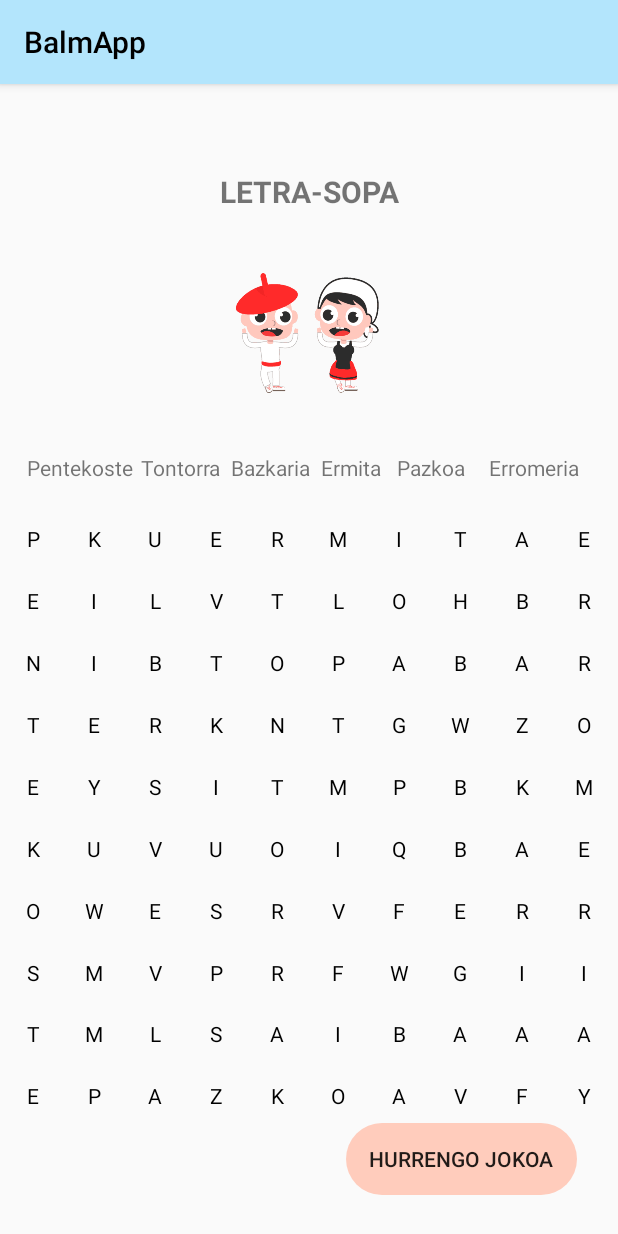
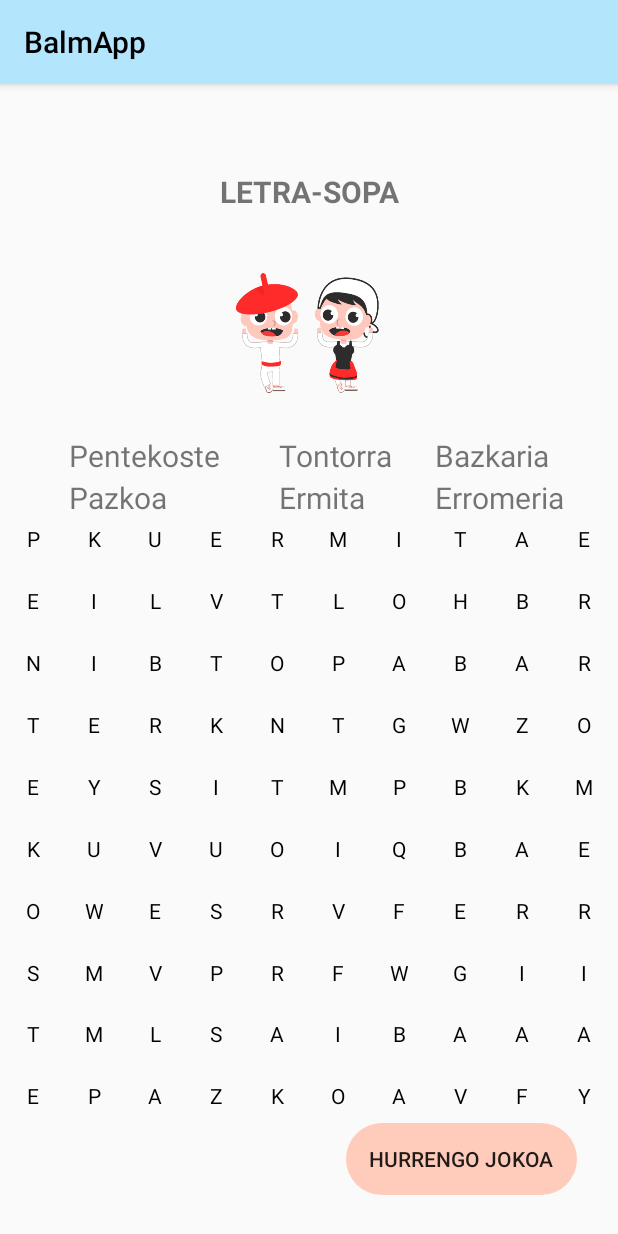
Before and after one commit to Oskar36/BalmApp, an Android app: the fragment f_kolitza_juego_sopaletras placed in its activity, on a phone screen of 412 x 824 dp. Run offline under Robolectric (Android 15) with nearby library versions, the phone set to English and light mode, and no system bars.

Commit message:
sopa de letras

```diff
--- a/app/src/main/java/com/example/balmapp/Linea.kt
+++ b/app/src/main/java/com/example/balmapp/Linea.kt
@@ -5,6 +5,7 @@ import android.graphics.Canvas
 import android.graphics.Color
 import android.graphics.Paint
 import android.os.SystemClock
+import android.text.style.LineHeightSpan
 import android.util.AttributeSet
 import android.view.LayoutInflater
 import android.view.MotionEvent
--- a/app/src/main/java/com/example/balmapp/f_jauregi_unir.kt
+++ b/app/src/main/java/com/example/balmapp/f_jauregi_unir.kt
@@ -75,6 +75,7 @@ class f_jauregi_unirjuego : Fragment() {
             crearLinea(binding.txtTextoFatxada,binding.txtTextoGambara)
         }
     }
+
     private fun crearLinea(txtinicion:TextView, textfin:TextView){
         if(linea!=null && !NavFrag.terminado_unir){
             linea!!.isGone=true
--- a/app/src/main/java/com/example/balmapp/f_kolitza_sopaletras.kt
+++ b/app/src/main/java/com/example/balmapp/f_kolitza_sopaletras.kt
@@ -354,7 +354,7 @@ class f_kolitza_juego_sopaletras : Fragment() {
             }
         }
     }
-    private fun unslectAllCells(){
+    /*private fun unslectAllCells(){
         val childCount = binding.wordsGrid.childCount
         for (i in 0 until childCount){
             val linearLayout: LinearLayout = binding.wordsGrid.getChildAt(i) as LinearLayout
@@ -362,7 +362,7 @@ class f_kolitza_juego_sopaletras : Fragment() {
                 linearLayout.getChildAt(t).background = ContextCompat.getDrawable(requireContext(), R.drawable.borde_unselected)
             }
         }
-    }
+    }*/
     private fun generateRandomLetters(){
         gridFlags = Array(gridSize) { BooleanArray(gridSize) { false } }
         foundWordsFlags = Array(gridSize) { BooleanArray(gridSize) { false } }
@@ -456,6 +456,15 @@ class f_kolitza_juego_sopaletras : Fragment() {
         var foundWordsFlags = Array(gridSize) { BooleanArray(gridSize) { false } }
 
         val wordArray = Array<Letra>(numWords) { Letra("") }
-        val words = arrayOf("ERMITA", "TONTORRA", "PAZKOA", "PENTEKOSTE","ERROMERIA","BAZKARIA")
+        val words = wordarray()
+        private fun wordarray():Array<String>{
+            val words:Array<String>
+            if(Locale.getDefault().language=="es"){
+                words = arrayOf("PASCUA", "CUMBRE", "ALMUERZO", "PENTECOSTES","ERMITA","PEREGRINAJE")
+            }else{
+                words = arrayOf("ERMITA", "TONTORRA", "PAZKOA", "PENTEKOSTE","ERROMERIA","BAZKARIA")
+            }
+            return words
+        }
     }
 }
--- a/app/src/main/res/drawable/borde.xml
+++ b/app/src/main/res/drawable/borde.xml
@@ -3,8 +3,8 @@
     <item>
         <shape android:shape="rectangle">
             <stroke
-                android:color="#008000"
-                android:width="10dp"
+                android:color="#8B548CFF"
+                android:width="20dp"
                 />
         </shape>
     </item>
--- a/app/src/main/res/drawable/borde_unselected.xml
+++ b/app/src/main/res/drawable/borde_unselected.xml
@@ -3,7 +3,7 @@
     <item>
         <shape android:shape="rectangle">
             <stroke
-                android:color="#000000"
+                android:color="@color/transparent"
                 android:width="10dp"
                 />
         </shape>
--- a/app/src/main/res/layout/l_kolitza_sopaletras.xml
+++ b/app/src/main/res/layout/l_kolitza_sopaletras.xml
@@ -1079,12 +1079,24 @@
     </GridLayout>
 
     <TextView
+        android:id="@+id/txt_Bazkaria"
+        android:layout_width="wrap_content"
+        android:layout_height="wrap_content"
+        android:layout_marginStart="288dp"
+        android:layout_marginTop="208dp"
+        android:text="@string/txt_Bazkaria"
+        android:textSize="20sp"
+        app:layout_constraintStart_toStartOf="parent"
+        app:layout_constraintTop_toTopOf="parent" />
+
+    <TextView
         android:id="@+id/txt_Erromeria"
         android:layout_width="wrap_content"
         android:layout_height="wrap_content"
-        android:layout_marginStart="324dp"
-        android:layout_marginTop="220dp"
+        android:layout_marginStart="288dp"
+        android:layout_marginTop="236dp"
         android:text="@string/txt_Erromeria"
+        android:textSize="20sp"
         app:layout_constraintStart_toStartOf="parent"
         app:layout_constraintTop_toTopOf="parent" />
 
@@ -1092,11 +1104,10 @@
         android:id="@+id/txt_Pentekoste"
         android:layout_width="wrap_content"
         android:layout_height="wrap_content"
-        android:layout_marginStart="16dp"
-        android:layout_marginTop="220dp"
+        android:layout_marginStart="44dp"
+        android:layout_marginTop="208dp"
         android:text="@string/txt_Pentekoste"
-        app:layout_constraintEnd_toStartOf="@+id/txt_tontorra"
-        app:layout_constraintHorizontal_bias="0.0"
+        android:textSize="20sp"
         app:layout_constraintStart_toStartOf="parent"
         app:layout_constraintTop_toTopOf="parent" />
 
@@ -1104,11 +1115,10 @@
         android:id="@+id/txt_pazkoa"
         android:layout_width="wrap_content"
         android:layout_height="wrap_content"
-        android:layout_marginStart="256dp"
-        android:layout_marginTop="220dp"
+        android:layout_marginStart="44dp"
+        android:layout_marginTop="236dp"
         android:text="@string/txt_pazkoa"
-        app:layout_constraintEnd_toStartOf="@+id/txt_Erromeria"
-        app:layout_constraintHorizontal_bias="0.3"
+        android:textSize="20sp"
         app:layout_constraintStart_toStartOf="parent"
         app:layout_constraintTop_toTopOf="parent" />
 
@@ -1116,21 +1126,10 @@
         android:id="@+id/txt_tontorra"
         android:layout_width="wrap_content"
         android:layout_height="wrap_content"
-        android:layout_marginStart="92dp"
-        android:layout_marginTop="220dp"
+        android:layout_marginStart="184dp"
+        android:layout_marginTop="208dp"
         android:text="@string/txt_tontorra"
-        app:layout_constraintStart_toStartOf="parent"
-        app:layout_constraintTop_toTopOf="parent" />
-
-    <TextView
-        android:id="@+id/txt_Bazkaria"
-        android:layout_width="wrap_content"
-        android:layout_height="wrap_content"
-        android:layout_marginStart="152dp"
-        android:layout_marginTop="220dp"
-        android:text="@string/txt_Bazkaria"
-        app:layout_constraintEnd_toStartOf="@+id/txt_ermita"
-        app:layout_constraintHorizontal_bias="0.0"
+        android:textSize="20sp"
         app:layout_constraintStart_toStartOf="parent"
         app:layout_constraintTop_toTopOf="parent" />
 
@@ -1138,11 +1137,10 @@
         android:id="@+id/txt_ermita"
         android:layout_width="wrap_content"
         android:layout_height="wrap_content"
-        android:layout_marginStart="212dp"
-        android:layout_marginTop="220dp"
+        android:layout_marginStart="184dp"
+        android:layout_marginTop="236dp"
         android:text="@string/txt_ermita"
-        app:layout_constraintEnd_toStartOf="@+id/txt_pazkoa"
-        app:layout_constraintHorizontal_bias="0.0"
+        android:textSize="20sp"
         app:layout_constraintStart_toStartOf="parent"
         app:layout_constraintTop_toTopOf="parent" />
 
```
Also changed, not shown: 1 other file.
